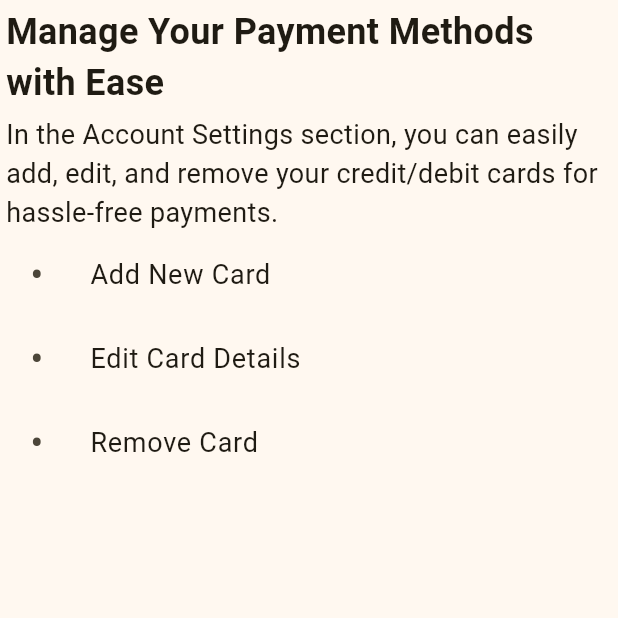
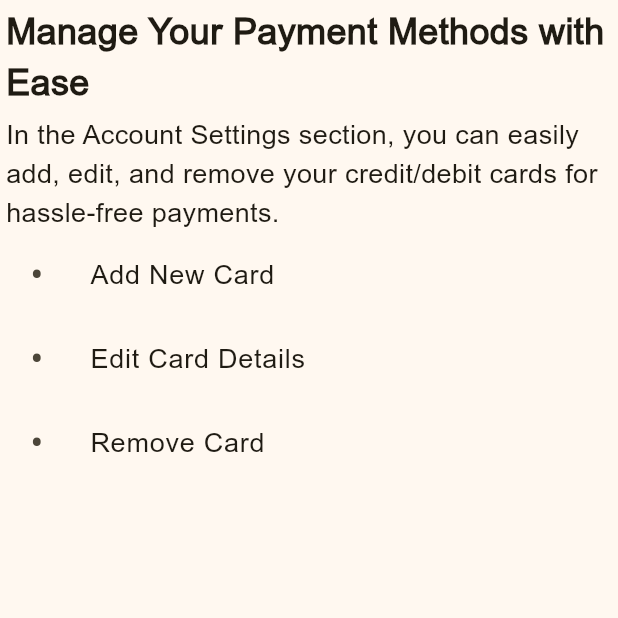
Before and after one commit to zainchaudhary4/Tenth-Fifth-Pays, a Flutter app: the ManageYourPaymentMethods screen opened directly, on a phone screen of 412 x 824 dp, the top half of it. Run offline on Flutter 3.47's test engine with Material 3 defaults, Android fonts, the phone set to English and light mode, and no system bars; our stand-ins replace get, pinput.

Commit message:
font family Arial added

```diff
--- a/lib/Controller/Toggle Button/toggle_controller.dart
+++ b/lib/Controller/Toggle Button/toggle_controller.dart
@@ -1,4 +1,3 @@
-import 'package:get/get_core/get_core.dart';
 import 'package:get/get.dart';
 
 class ToggleController extends GetxController {
--- a/lib/View/Account Settings/manage_your_account.dart
+++ b/lib/View/Account Settings/manage_your_account.dart
@@ -13,11 +13,11 @@ class ManageYourAccount extends StatelessWidget{
             crossAxisAlignment: CrossAxisAlignment.start,
             mainAxisAlignment: MainAxisAlignment.start,
             children: [
-              Text("Manage Your Account",  style: TextStyle(fontSize: 24, fontWeight: FontWeight.bold),),
+              Text("Manage Your Account",  style: TextStyle(fontFamily: 'Arial', fontSize: 24, fontWeight: FontWeight.bold),),
               SizedBox(height: 5,),
               Text("Update your personal information, "
                   "preferences, and security settings "
-                  "for your Tenth Fifth Pays account.",  style: TextStyle(fontSize: 18,)),
+                  "for your Tenth Fifth Pays account.",  style: TextStyle(fontFamily: 'Arial', fontSize: 18,)),
             ],
           ),
         ),
--- a/lib/View/Account Settings/manage_your_connected_accounts.dart
+++ b/lib/View/Account Settings/manage_your_connected_accounts.dart
@@ -14,11 +14,11 @@ class ManageYourConnectedAccounts extends StatelessWidget{
               mainAxisAlignment: MainAxisAlignment.start,
               crossAxisAlignment: CrossAxisAlignment.start,
               children: [
-                Text("Manage Your Connected Accounts Easily", style: TextStyle(fontSize: 24, fontWeight: FontWeight.bold)),
+                Text("Manage Your Connected Accounts Easily", style: TextStyle(fontFamily: 'Arial', fontSize: 24, fontWeight: FontWeight.bold)),
                 SizedBox(height: 5,),
                 Text("Connect or disconnect third-party accounts like Google or "
                     "Apple for easier login and account management. Stay in "
-                    "control of your connected accounts.", style: TextStyle(fontSize: 18)),
+                    "control of your connected accounts.", style: TextStyle(fontFamily: 'Arial', fontSize: 18)),
               ],
             ),
           ),
--- a/lib/View/Account Settings/manage_your_payment_methods.dart
+++ b/lib/View/Account Settings/manage_your_payment_methods.dart
@@ -11,11 +11,11 @@ class ManageYourPaymentMethods extends StatelessWidget{
           padding: const EdgeInsets.all(4),
           child: Column(
             children: [
-              const Text("Manage Your Payment Methods with Ease",  style: TextStyle(fontSize: 24, fontWeight: FontWeight.bold)),
+              const Text("Manage Your Payment Methods with Ease",  style: TextStyle(fontFamily: 'Arial', fontSize: 24, fontWeight: FontWeight.bold)),
               const SizedBox(height: 5,),
               const Text("In the Account Settings section, you can "
                   "easily add, edit, and remove your credit/debit "
-                  "cards for hassle-free payments.",  style: TextStyle(fontSize: 18)),
+                  "cards for hassle-free payments.",  style: TextStyle(fontFamily: 'Arial', fontSize: 18)),
               bulletItem("Add New Card"),
               bulletItem("Edit Card Details"),
               bulletItem("Remove Card"),
@@ -28,8 +28,7 @@ class ManageYourPaymentMethods extends StatelessWidget{
   Widget bulletItem(String text) {
     return ListTile(
       leading: const Text("•", style: TextStyle(fontSize: 24)), // Bullet point
-      title: Text(text, style: const TextStyle(fontSize: 18)),
-      // contentPadding: const EdgeInsets.only(bottom: 8),
+      title: Text(text, style: const TextStyle(fontFamily: 'Arial', fontSize: 18)),
     );
   }
 }
--- a/lib/View/Account Settings/update_your_personal_information.dart
+++ b/lib/View/Account Settings/update_your_personal_information.dart
@@ -14,11 +14,11 @@ class UpdateYourPersonalInformation extends StatelessWidget{
             mainAxisAlignment: MainAxisAlignment.start,
             children: [
               Text("Update Your Personal Information "
-                  "with Ease",  style: TextStyle(fontSize: 24, fontWeight: FontWeight.bold),),
+                  "with Ease",  style: TextStyle(fontFamily: 'Arial', fontSize: 24, fontWeight: FontWeight.bold),),
               SizedBox(height: 5,),
               Text("In the Profile Settings section, you can easily update your "
                   "personal information, including your name, last name, email, "
-                  "and phone number.", style: TextStyle(fontSize: 18),)
+                  "and phone number.", style: TextStyle(fontFamily: 'Arial', fontSize: 18),)
             ],
           ),
         ),
```
Also changed, not shown: lib/View/Account Settings/account_settings_page.dart (+5 -5 lines).
